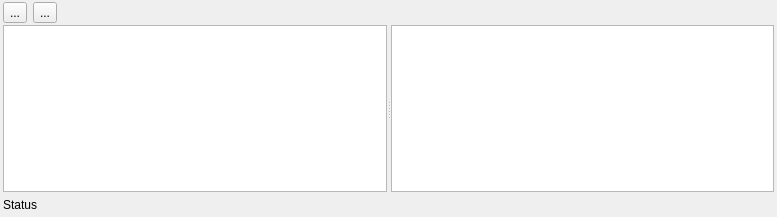
Old version of the form engine/core/render/base/editor/atlas/TextureAtlasPanel.ui in the repository timi-liuliang/echo.
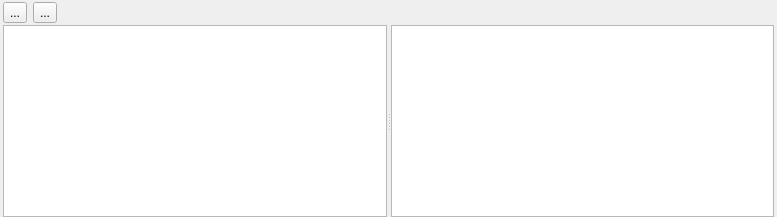
New version of the form.

Commit message: Show texture atlas image #604

Patch:
```diff
--- a/engine/core/render/base/editor/atlas/TextureAtlasPanel.ui
+++ b/engine/core/render/base/editor/atlas/TextureAtlasPanel.ui
@@ -150,59 +150,6 @@
      </widget>
     </widget>
    </item>
-   <item>
-    <widget class="QWidget" name="BottomTools" native="true">
-     <property name="minimumSize">
-      <size>
-       <width>0</width>
-       <height>25</height>
-      </size>
-     </property>
-     <property name="maximumSize">
-      <size>
-       <width>16777215</width>
-       <height>25</height>
-      </size>
-     </property>
-     <layout class="QHBoxLayout" name="horizontalLayout">
-      <property name="spacing">
-       <number>2</number>
-      </property>
-      <property name="leftMargin">
-       <number>0</number>
-      </property>
-      <property name="topMargin">
-       <number>0</number>
-      </property>
-      <property name="rightMargin">
-       <number>0</number>
-      </property>
-      <property name="bottomMargin">
-       <number>0</number>
-      </property>
-      <item>
-       <widget class="QLabel" name="label">
-        <property name="text">
-         <string>Status</string>
-        </property>
-       </widget>
-      </item>
-      <item>
-       <spacer name="horizontalSpacer_2">
-        <property name="orientation">
-         <enum>Qt::Horizontal</enum>
-        </property>
-        <property name="sizeHint" stdset="0">
-         <size>
-          <width>40</width>
-          <height>20</height>
-         </size>
-        </property>
-       </spacer>
-      </item>
-     </layout>
-    </widget>
-   </item>
   </layout>
   <action name="m_actionImportFromImages">
    <property name="text">
```
The commit also changes 17 other files.
